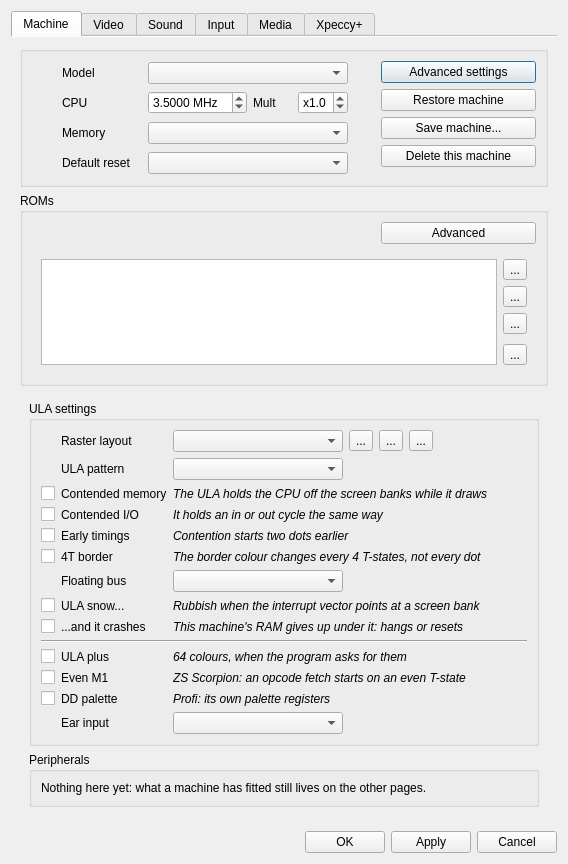
The window that ui/setupwin.ui (Volutar/xpeccy-plus) describes before a commit, drawn with Qt 5.
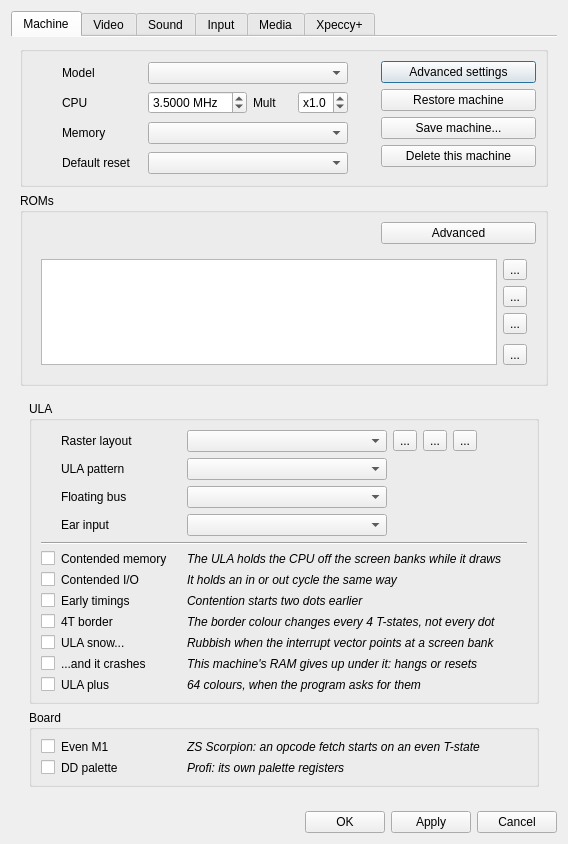
The same window after the commit. Icons and pictures are not drawn. Custom widgets are drawn as their Qt base class.

Commit message:
tidy up the machine's advanced settings
The four pickers sit together at the top and the switches in one run under
them, so nothing cuts the row of check boxes any more. Even M1 and the DD
palette belong to the board rather than to the ULA and have a group of
their own; the empty Peripherals group is gone.

The contention patterns are named after the chips that have them, Ferranti
and Amstrad, instead of type A and type B - those were ours, not anything
the machines were ever called.

Patch:
```diff
--- a/ui/setupwin.ui
+++ b/ui/setupwin.ui
@@ -714,9 +714,9 @@
             <item>
              <widget class="QGroupBox" name="gbUla">
               <property name="title">
-               <string>ULA settings</string>
+               <string>ULA</string>
               </property>
-              <layout class="QGridLayout" name="gridLayout_ula" columnstretch="0,0,1">
+              <layout class="QGridLayout" name="gridLayout_ula" columnstretch="0,0,1" columnminimumwidth="0,120,0">
                <item row="0" column="1">
                 <widget class="QLabel" name="nam_geombox">
                  <property name="toolTip">
@@ -740,7 +740,7 @@
                    </property>
                    <property name="minimumSize">
                     <size>
-                     <width>170</width>
+                     <width>200</width>
                      <height>0</height>
                     </size>
                    </property>
@@ -830,7 +830,7 @@
                    </property>
                    <property name="minimumSize">
                     <size>
-                     <width>170</width>
+                     <width>200</width>
                      <height>0</height>
                     </size>
                    </property>
@@ -851,21 +851,122 @@
                  </item>
                 </layout>
                </item>
-               <item row="2" column="0">
-                <widget class="QCheckBox" name="contMem">
-                 <property name="text">
-                  <string/>
-                 </property>
-                </widget>
-               </item>
                <item row="2" column="1">
+                <widget class="QLabel" name="nam_cbFloatBus">
+                 <property name="toolTip">
+                  <string>What a port nothing answers reads back: the byte
+the ULA is fetching for the screen, which is how
+a program can follow the beam. The clones have
+no such bus, only a port #FF that gives the
+attribute of the cell being shown.</string>
+                 </property>
+                 <property name="text">
+                  <string>Floating bus</string>
+                 </property>
+                </widget>
+               </item>
+               <item row="2" column="2">
+                <layout class="QHBoxLayout" name="hl_cbFloatBus">
+                 <item>
+                  <widget class="QComboBox" name="cbFloatBus">
+                   <property name="toolTip">
+                    <string>What a port nothing answers reads back: the byte
+the ULA is fetching for the screen, which is how
+a program can follow the beam. The clones have
+no such bus, only a port #FF that gives the
+attribute of the cell being shown.</string>
+                   </property>
+                   <property name="minimumSize">
+                    <size>
+                     <width>200</width>
+                     <height>0</height>
+                    </size>
+                   </property>
+                  </widget>
+                 </item>
+                 <item>
+                  <spacer name="sp_cbFloatBus">
+                   <property name="orientation">
+                    <enum>Qt::Horizontal</enum>
+                   </property>
+                   <property name="sizeHint" stdset="0">
+                    <size>
+                     <width>10</width>
+                     <height>20</height>
+                    </size>
+                   </property>
+                  </spacer>
+                 </item>
+                </layout>
+               </item>
+               <item row="3" column="1">
+                <widget class="QLabel" name="nam_cbEarBack">
+                 <property name="toolTip">
+                  <string>What bit 6 of port #FE reads back with no tape playing:
+issue 3 - bit 4 of the last OUT #FE
+issue 2 - bit 4 or bit 3 of it
+none - nothing comes back (+2A, +3)</string>
+                 </property>
+                 <property name="text">
+                  <string>Ear input</string>
+                 </property>
+                </widget>
+               </item>
+               <item row="3" column="2">
+                <layout class="QHBoxLayout" name="hl_cbEarBack">
+                 <item>
+                  <widget class="QComboBox" name="cbEarBack">
+                   <property name="toolTip">
+                    <string>What bit 6 of port #FE reads back with no tape playing:
+issue 3 - bit 4 of the last OUT #FE
+issue 2 - bit 4 or bit 3 of it
+none - nothing comes back (+2A, +3)</string>
+                   </property>
+                   <property name="minimumSize">
+                    <size>
+                     <width>200</width>
+                     <height>0</height>
+                    </size>
+                   </property>
+                  </widget>
+                 </item>
+                 <item>
+                  <spacer name="sp_cbEarBack">
+                   <property name="orientation">
+                    <enum>Qt::Horizontal</enum>
+                   </property>
+                   <property name="sizeHint" stdset="0">
+                    <size>
+                     <width>10</width>
+                     <height>20</height>
+                    </size>
+                   </property>
+                  </spacer>
+                 </item>
+                </layout>
+               </item>
+               <item row="4" column="0" colspan="3">
+                <widget class="Line" name="advline_1">
+                 <property name="orientation">
+                  <enum>Qt::Horizontal</enum>
+                 </property>
+                </widget>
+               </item>
+               <item row="5" column="0">
+                <widget class="QCheckBox" name="contMem">
+                 <property name="text">
+                  <string/>
+                 </property>
+                </widget>
+               </item>
+               <item row="5" column="1">
                 <widget class="QLabel" name="nam_contMem">
                  <property name="text">
                   <string>Contended memory</string>
                  </property>
                 </widget>
                </item>
-               <item row="2" column="2">
+               <item row="5" column="2">
                 <widget class="QLabel" name="lab_contMem">
                  <property name="font">
                   <font>
@@ -877,21 +978,21 @@
                  </property>
                 </widget>
                </item>
-               <item row="3" column="0">
+               <item row="6" column="0">
                 <widget class="QCheckBox" name="contIO">
                  <property name="text">
                   <string/>
                  </property>
                 </widget>
                </item>
-               <item row="3" column="1">
+               <item row="6" column="1">
                 <widget class="QLabel" name="nam_contIO">
                  <property name="text">
                   <string>Contended I/O</string>
                  </property>
                 </widget>
                </item>
-               <item row="3" column="2">
+               <item row="6" column="2">
                 <widget class="QLabel" name="lab_contIO">
                  <property name="font">
                   <font>
@@ -903,21 +1004,21 @@
                  </property>
                 </widget>
                </item>
-               <item row="4" column="0">
+               <item row="7" column="0">
                 <widget class="QCheckBox" name="cbEarlyTiming">
                  <property name="text">
                   <string/>
                  </property>
                 </widget>
                </item>
-               <item row="4" column="1">
+               <item row="7" column="1">
                 <widget class="QLabel" name="nam_cbEarlyTiming">
                  <property name="text">
                   <string>Early timings</string>
                  </property>
                 </widget>
                </item>
-               <item row="4" column="2">
+               <item row="7" column="2">
                 <widget class="QLabel" name="lab_cbEarlyTiming">
                  <property name="font">
                   <font>
@@ -929,21 +1030,21 @@
                  </property>
                 </widget>
                </item>
-               <item row="5" column="0">
+               <item row="8" column="0">
                 <widget class="QCheckBox" name="border4T">
                  <property name="text">
                   <string/>
                  </property>
                 </widget>
                </item>
-               <item row="5" column="1">
+               <item row="8" column="1">
                 <widget class="QLabel" name="nam_border4T">
                  <property name="text">
                   <string>4T border</string>
                  </property>
                 </widget>
                </item>
-               <item row="5" column="2">
+               <item row="8" column="2">
                 <widget class="QLabel" name="lab_border4T">
                  <property name="font">
                   <font>
@@ -955,69 +1056,21 @@
                  </property>
                 </widget>
                </item>
-               <item row="6" column="1">
-                <widget class="QLabel" name="nam_cbFloatBus">
-                 <property name="toolTip">
-                  <string>What a port nothing answers reads back:
-none - #FF
-ULA - the byte the 48K/128K ULA is fetching
-gate array - the same on a +2A/+3, on its own ports
-port #FF - the clones: the attribute being shown</string>
-                 </property>
-                 <property name="text">
-                  <string>Floating bus</string>
-                 </property>
-                </widget>
-               </item>
-               <item row="6" column="2">
-                <layout class="QHBoxLayout" name="hl_cbFloatBus">
-                 <item>
-                  <widget class="QComboBox" name="cbFloatBus">
-                   <property name="toolTip">
-                    <string>What a port nothing answers reads back:
-none - #FF
-ULA - the byte the 48K/128K ULA is fetching
-gate array - the same on a +2A/+3, on its own ports
-port #FF - the clones: the attribute being shown</string>
-                   </property>
-                   <property name="minimumSize">
-                    <size>
-                     <width>170</width>
-                     <height>0</height>
-                    </size>
-                   </property>
-                  </widget>
-                 </item>
-                 <item>
-                  <spacer name="sp_cbFloatBus">
-                   <property name="orientation">
-                    <enum>Qt::Horizontal</enum>
-                   </property>
-                   <property name="sizeHint" stdset="0">
-                    <size>
-                     <width>10</width>
-                     <height>20</height>
-                    </size>
-                   </property>
-                  </spacer>
-                 </item>
-                </layout>
-               </item>
-               <item row="7" column="0">
+               <item row="9" column="0">
                 <widget class="QCheckBox" name="cbSnow">
                  <property name="text">
                   <string/>
                  </property>
                 </widget>
                </item>
-               <item row="7" column="1">
+               <item row="9" column="1">
                 <widget class="QLabel" name="nam_cbSnow">
                  <property name="text">
                   <string>ULA snow...</string>
                  </property>
                 </widget>
                </item>
-               <item row="7" column="2">
+               <item row="9" column="2">
                 <widget class="QLabel" name="lab_cbSnow">
                  <property name="font">
                   <font>
@@ -1029,21 +1082,21 @@
                  </property>
                 </widget>
                </item>
-               <item row="8" column="0">
+               <item row="10" column="0">
                 <widget class="QCheckBox" name="cbSnowCrash">
                  <property name="text">
                   <string/>
                  </property>
                 </widget>
                </item>
-               <item row="8" column="1">
+               <item row="10" column="1">
                 <widget class="QLabel" name="nam_cbSnowCrash">
                  <property name="text">
                   <string>...and it crashes</string>
                  </property>
                 </widget>
                </item>
-               <item row="8" column="2">
+               <item row="10" column="2">
                 <widget class="QLabel" name="lab_cbSnowCrash">
                  <property name="font">
                   <font>
@@ -1055,28 +1108,21 @@
                  </property>
                 </widget>
                </item>
-               <item row="9" column="0" colspan="3">
-                <widget class="Line" name="advline_1">
-                 <property name="orientation">
-                  <enum>Qt::Horizontal</enum>
-                 </property>
-                </widget>
-               </item>
-               <item row="10" column="0">
+               <item row="11" column="0">
                 <widget class="QCheckBox" name="ulaPlus">
                  <property name="text">
                   <string/>
                  </property>
                 </widget>
                </item>
-               <item row="10" column="1">
+               <item row="11" column="1">
                 <widget class="QLabel" name="nam_ulaPlus">
                  <property name="text">
                   <string>ULA plus</string>
                  </property>
                 </widget>
                </item>
-               <item row="10" column="2">
+               <item row="11" column="2">
                 <widget class="QLabel" name="lab_ulaPlus">
                  <property name="font">
                   <font>
@@ -1088,21 +1134,30 @@
                  </property>
                 </widget>
                </item>
-               <item row="11" column="0">
+              </layout>
+             </widget>
+            </item>
+            <item>
+             <widget class="QGroupBox" name="gbBoard">
+              <property name="title">
+               <string>Board</string>
+              </property>
+              <layout class="QGridLayout" name="gridLayout_board" columnstretch="0,0,1" columnminimumwidth="0,120,0">
+               <item row="0" column="0">
                 <widget class="QCheckBox" name="scrpwait">
                  <property name="text">
                   <string/>
                  </property>
                 </widget>
                </item>
-               <item row="11" column="1">
+               <item row="0" column="1">
                 <widget class="QLabel" name="nam_scrpwait">
                  <property name="text">
                   <string>Even M1</string>
                  </property>
                 </widget>
                </item>
-               <item row="11" column="2">
+               <item row="0" column="2">
                 <widget class="QLabel" name="lab_scrpwait">
                  <property name="font">
                   <font>
@@ -1114,21 +1169,21 @@
                  </property>
                 </widget>
                </item>
-               <item row="12" column="0">
+               <item row="1" column="0">
                 <widget class="QCheckBox" name="cbDDp">
                  <property name="text">
                   <string/>
                  </property>
                 </widget>
                </item>
-               <item row="12" column="1">
+               <item row="1" column="1">
                 <widget class="QLabel" name="nam_cbDDp">
                  <property name="text">
                   <string>DD palette</string>
                  </property>
                 </widget>
                </item>
-               <item row="12" column="2">
+               <item row="1" column="2">
                 <widget class="QLabel" name="lab_cbDDp">
                  <property name="font">
                   <font>
@@ -1137,68 +1192,6 @@
                  </property>
                  <property name="text">
                   <string>Profi: its own palette registers</string>
-                 </property>
-                </widget>
-               </item>
-               <item row="13" column="1">
-                <widget class="QLabel" name="nam_cbEarBack">
-                 <property name="toolTip">
-                  <string>What bit 6 of port #FE reads back with no tape playing:
-issue 3 - bit 4 of the last OUT #FE
-issue 2 - bit 4 or bit 3 of it
-none - nothing comes back (+2A, +3)</string>
-                 </property>
-                 <property name="text">
-                  <string>Ear input</string>
-                 </property>
-                </widget>
-               </item>
-               <item row="13" column="2">
-                <layout class="QHBoxLayout" name="hl_cbEarBack">
-                 <item>
-                  <widget class="QComboBox" name="cbEarBack">
-                   <property name="toolTip">
-                    <string>What bit 6 of port #FE reads back with no tape playing:
-issue 3 - bit 4 of the last OUT #FE
-issue 2 - bit 4 or bit 3 of it
-none - nothing comes back (+2A, +3)</string>
-                   </property>
-                   <property name="minimumSize">
-                    <size>
-                     <width>170</width>
-                     <height>0</height>
-                    </size>
-                   </property>
-                  </widget>
-                 </item>
-                 <item>
-                  <spacer name="sp_cbEarBack">
-                   <property name="orientation">
-                    <enum>Qt::Horizontal</enum>
-                   </property>
-                   <property name="sizeHint" stdset="0">
-                    <size>
-                     <width>10</width>
-                     <height>20</height>
-                    </size>
-                   </property>
-                  </spacer>
-                 </item>
-                </layout>
-               </item>
-              </layout>
-             </widget>
-            </item>
-            <item>
-             <widget class="QGroupBox" name="gbPeripherals">
-              <property name="title">
-               <string>Peripherals</string>
-              </property>
-              <layout class="QVBoxLayout" name="verticalLayout_periph">
-               <item>
-                <widget class="QLabel" name="labPeriphTodo">
-                 <property name="text">
-                  <string>Nothing here yet: what a machine has fitted still lives on the other pages.</string>
                  </property>
                 </widget>
                </item>
```
Left out of the diff: 14 changed lines with no effect on the pictures. The commit also changes 2 other files.
